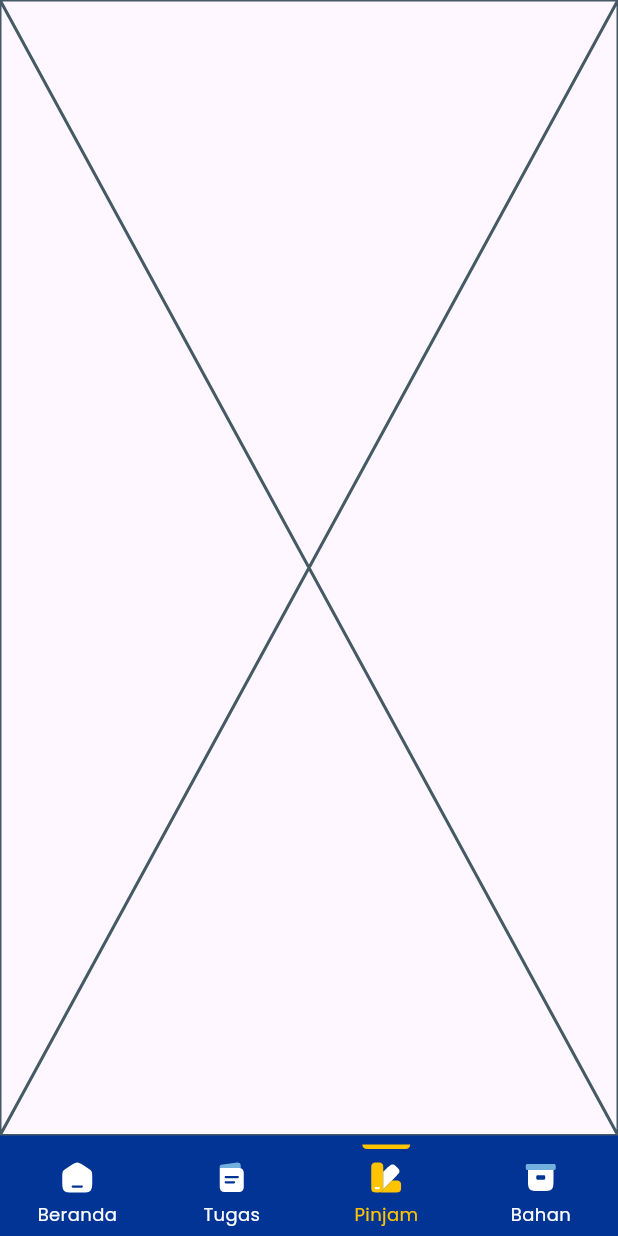
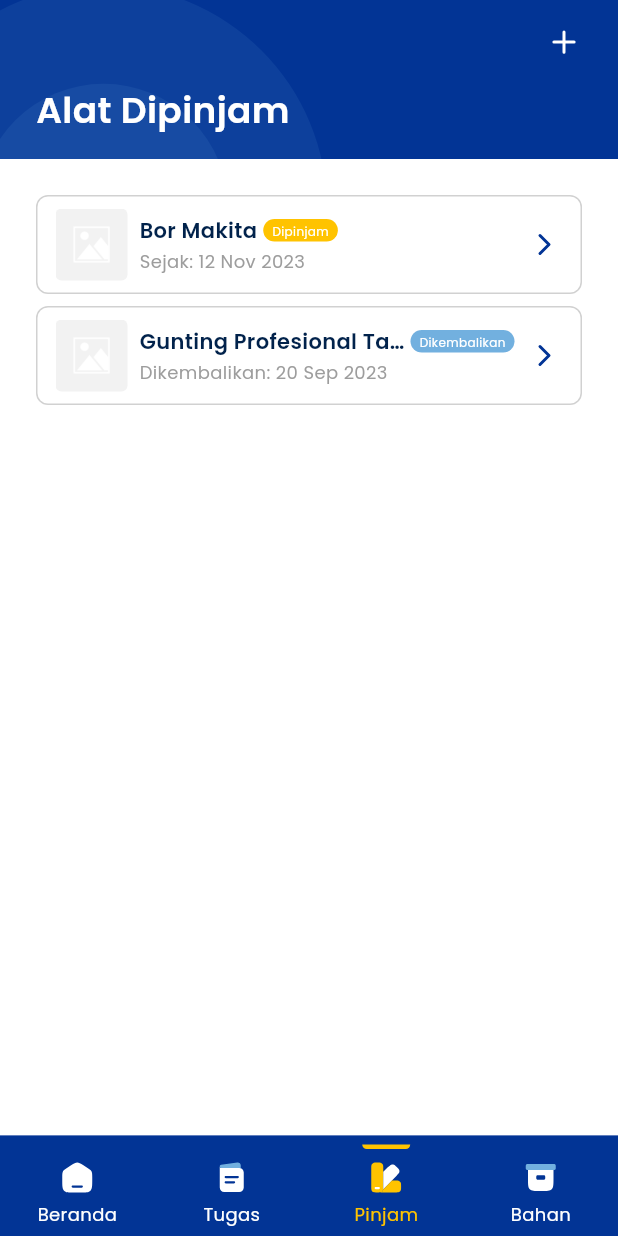
Before and after one commit to SenjaKids/POS-SumaJayaAnugerah, a Flutter app: the NavStaff screen opened by its route, item 3 of the bottom bar chosen, on a phone screen of 412 x 824 dp. Run offline on Flutter 3.47's test engine with Material 3 defaults, Android fonts, the phone set to English and light mode, and no system bars; our stand-ins replace flutter_svg.

Commit message:
feat: Create staff tools page

```diff
--- a/lib/App/nav_staff.dart
+++ b/lib/App/nav_staff.dart
@@ -1,6 +1,7 @@
 import 'package:flutter/material.dart';
 import 'package:flutter_svg/svg.dart';
 import 'package:suma_jaya_anugerah/features/Profile/presentation/pages/home_staff.dart';
+import 'package:suma_jaya_anugerah/features/Tools/presentation/pages/tools_staff.dart';
 import 'package:suma_jaya_anugerah/features/shared/theme/app_color.dart';
 import 'package:suma_jaya_anugerah/features/shared/theme/app_text_style.dart';
 
@@ -16,13 +17,12 @@ class _NavStaffState extends State<NavStaff> {
   static const List<Widget> _widgetOptions = [
     HomeStaffPage(),
     Placeholder(),
-    Placeholder(),
+    ToolsStaffPage(),
     Placeholder(),
   ];
 
   @override
   Widget build(BuildContext context) {
-    // final ThemeData theme = Theme.of(context);
     return Scaffold(
       bottomNavigationBar: BottomNavigationBar(
         backgroundColor: AppColor.blue_2,
--- a/lib/features/Profile/presentation/pages/home_staff.dart
+++ b/lib/features/Profile/presentation/pages/home_staff.dart
@@ -85,8 +85,6 @@ class HomeStaffPage extends StatelessWidget {
               //BOTTOM WHITE CONTAINER
               Expanded(
                 child: Container(
-                  width: double.maxFinite,
-                  height: double.maxFinite,
                   padding: const EdgeInsets.symmetric(horizontal: 24),
                   decoration: BoxDecoration(
                     color: AppColor.white,
--- a/lib/features/Profile/presentation/pages/profile.dart
+++ b/lib/features/Profile/presentation/pages/profile.dart
@@ -1,4 +1,3 @@
-import 'package:flutter/cupertino.dart';
 import 'package:flutter/material.dart';
 import 'package:flutter_svg/svg.dart';
 import 'package:suma_jaya_anugerah/features/shared/theme/app_color.dart';
--- /dev/null
+++ b/lib/features/Tools/presentation/pages/tools_staff.dart
@@ -0,0 +1,46 @@
+import 'package:flutter/material.dart';
+import 'package:suma_jaya_anugerah/features/shared/theme/app_color.dart';
+import 'package:suma_jaya_anugerah/features/shared/widgets/sja_card.dart';
+import 'package:suma_jaya_anugerah/features/shared/widgets/sja_menu_page.dart';
+
+class ToolsStaffPage extends StatelessWidget {
+  const ToolsStaffPage({super.key});
+
+  @override
+  Widget build(BuildContext context) {
+    return SJAMenuPage(
+      pageTitle: 'Alat Dipinjam',
+      action1: 'add',
+      content: Column(children: [
+        SJACard(
+          image: 'default-picture.png',
+          title: 'Bor Makita',
+          description: 'Sejak: 12 Nov 2023',
+          topLabel: 'Dipinjam',
+          topLabelColor: AppColor.yellow,
+        ),
+        const SizedBox(height: 8),
+        SJACard(
+          image: 'default-picture.png',
+          title: 'Gunting Profesional Tajam',
+          description: 'Dikembalikan: 20 Sep 2023',
+          topLabel: 'Dikembalikan',
+          topLabelColor: AppColor.blue_3,
+        ),
+      ]),
+      // content: ListView.separated(
+      //   padding: EdgeInsets.zero,
+      //   shrinkWrap: true,
+      //   itemCount: 2,
+      //   separatorBuilder: (context, index) => const SizedBox(height: 8),
+      //   itemBuilder: (context, index) => SJACard(
+      //     image: 'default-picture.png',
+      //     title: 'Bor Makita',
+      //     description: 'Sejak: 12 Nov 2023',
+      //     topLabel: 'Dipinjam',
+      //     topLabelColor: AppColor.yellow,
+      //   ),
+      // ),
+    );
+  }
+}
--- a/lib/features/shared/theme/app_text_style.dart
+++ b/lib/features/shared/theme/app_text_style.dart
@@ -17,7 +17,7 @@ class SJATextStyle {
   static TextStyle titleS({Color? color}) => TextStyle(
         fontFamily: 'Poppins',
         fontSize: 14,
-        fontWeight: FontWeight.w700,
+        fontWeight: FontWeight.w600,
         color: color ?? AppColor.blue_1,
       );
   static TextStyle subheadM({Color? color}) => TextStyle(
--- /dev/null
+++ b/lib/features/shared/widgets/sja_card.dart
@@ -0,0 +1,109 @@
+import 'package:flutter/material.dart';
+import 'package:flutter_svg/svg.dart';
+import 'package:suma_jaya_anugerah/features/shared/theme/app_color.dart';
+import 'package:suma_jaya_anugerah/features/shared/theme/app_text_style.dart';
+import 'package:suma_jaya_anugerah/features/shared/widgets/sja_label.dart';
+
+class SJACard extends StatelessWidget {
+  final String? image;
+  final double? imageBorderRadius;
+  final String title;
+  final String? description;
+  final String? topLabel, bottomLabel;
+  final Color? topLabelColor, bottomLabelColor;
+  const SJACard(
+      {super.key,
+      this.image,
+      this.imageBorderRadius,
+      required this.title,
+      this.description,
+      this.topLabel,
+      this.bottomLabel,
+      this.topLabelColor,
+      this.bottomLabelColor});
+
+  @override
+  Widget build(BuildContext context) {
+    late Widget card;
+
+    card = Container(
+      padding: const EdgeInsets.symmetric(horizontal: 12, vertical: 8),
+      decoration: BoxDecoration(
+          border: Border.all(
+            width: 1,
+            color: AppColor.grey_2,
+          ),
+          borderRadius: BorderRadius.circular(8)),
+      child: Row(
+        children: [
+          image != null
+              ? ClipRRect(
+                  borderRadius: BorderRadius.circular(imageBorderRadius ?? 4),
+                  child: Image.asset(
+                    'assets/images/$image',
+                    width: 48,
+                    height: 48,
+                    fit: BoxFit.cover,
+                  ),
+                )
+              : const SizedBox(),
+          const SizedBox(width: 8),
+          Expanded(
+            child: Column(
+              children: [
+                Row(
+                  children: [
+                    Flexible(
+                      child: Text(
+                        title,
+                        style: SJATextStyle.titleS(),
+                        overflow: TextOverflow.ellipsis,
+                      ),
+                    ),
+                    const SizedBox(width: 4),
+                    topLabel != null
+                        ? SJALabel(
+                            text: topLabel ?? '',
+                            color: topLabelColor ?? AppColor.blue_3)
+                        : const SizedBox(),
+                  ],
+                ),
+                const SizedBox(height: 2),
+                Row(
+                  children: [
+                    Flexible(
+                      child: Text(
+                        description ?? '',
+                        style: SJATextStyle.bodyS(color: AppColor.grey_1),
+                        overflow: TextOverflow.ellipsis,
+                      ),
+                    ),
+                    const SizedBox(width: 4),
+                    bottomLabel != null
+                        ? SJALabel(
+                            text: bottomLabel!,
+                            color: bottomLabelColor ?? AppColor.blue_3)
+                        : const SizedBox(),
+                  ],
+                ),
+              ],
+            ),
+          ),
+          const SizedBox(width: 8),
+          SvgPicture.asset(
+            'assets/icons/ic-chev.svg',
+            width: 24,
+            height: 24,
+          )
+        ],
+      ),
+    );
+
+    return card;
+  }
+}
+
+enum SJACardType {
+  small,
+  big,
+}
--- /dev/null
+++ b/lib/features/shared/widgets/sja_label.dart
@@ -0,0 +1,27 @@
+import 'package:flutter/material.dart';
+import 'package:suma_jaya_anugerah/features/shared/theme/app_color.dart';
+
+class SJALabel extends StatelessWidget {
+  final String text;
+  final Color color;
+  const SJALabel({super.key, required this.text, required this.color});
+
+  @override
+  Widget build(BuildContext context) {
+    return Container(
+      decoration: BoxDecoration(
+        color: color,
+        borderRadius: BorderRadius.circular(100),
+      ),
+      padding: const EdgeInsets.symmetric(horizontal: 6, vertical: 2),
+      child: Text(
+        text,
+        style: TextStyle(
+          fontFamily: 'Poppins',
+          fontSize: 8,
+          color: AppColor.white,
+        ),
+      ),
+    );
+  }
+}
--- /dev/null
+++ b/lib/features/shared/widgets/sja_menu_page.dart
@@ -0,0 +1,89 @@
+import 'package:flutter/material.dart';
+import 'package:flutter_svg/svg.dart';
+import 'package:suma_jaya_anugerah/features/shared/theme/app_color.dart';
+import 'package:suma_jaya_anugerah/features/shared/theme/app_text_style.dart';
+
+class SJAMenuPage extends StatelessWidget {
+  final String pageTitle;
+  final String? action1, action2;
+  final Widget? content;
+
+  const SJAMenuPage(
+      {super.key,
+      required this.pageTitle,
+      this.action1,
+      this.action2,
+      required this.content});
+
+  @override
+  Widget build(BuildContext context) {
+    return Scaffold(
+      backgroundColor: AppColor.blue_2,
+      body: Stack(
+        children: [
+          Transform.translate(
+            offset: const Offset(-80, -10),
+            child: SvgPicture.asset(
+              'assets/images/bg-decoration.svg',
+              width: 298,
+              height: 298,
+            ),
+          ),
+          Column(
+            children: [
+              SafeArea(
+                child: Padding(
+                  padding: const EdgeInsets.symmetric(horizontal: 24),
+                  child: Column(children: [
+                    const SizedBox(height: 16),
+                    Row(
+                      mainAxisAlignment: MainAxisAlignment.end,
+                      children: [
+                        action2 != null
+                            ? SvgPicture.asset(
+                                'assets/icons/ic-$action2.svg',
+                                width: 24,
+                                height: 24,
+                                colorFilter: ColorFilter.mode(
+                                    AppColor.white, BlendMode.srcIn),
+                              )
+                            : const SizedBox(),
+                        const SizedBox(width: 12),
+                        action1 != null
+                            ? SvgPicture.asset(
+                                'assets/icons/ic-$action1.svg',
+                                width: 24,
+                                height: 24,
+                                colorFilter: ColorFilter.mode(
+                                    AppColor.white, BlendMode.srcIn),
+                              )
+                            : const SizedBox(),
+                      ],
+                    ),
+                    const SizedBox(height: 16),
+                    Align(
+                      alignment: Alignment.centerLeft,
+                      child: Text(
+                        pageTitle,
+                        style: SJATextStyle.titleL(color: AppColor.white),
+                      ),
+                    ),
+                    const SizedBox(height: 16),
+                  ]),
+                ),
+              ),
+              Expanded(
+                child: Container(
+                  padding: const EdgeInsets.all(24),
+                  width: double.maxFinite,
+                  decoration: BoxDecoration(color: AppColor.white),
+                  child: content ?? const SizedBox(),
+                ),
+              ),
+            ],
+          ),
+        ],
+      ),
+    );
+  }
+}
```
